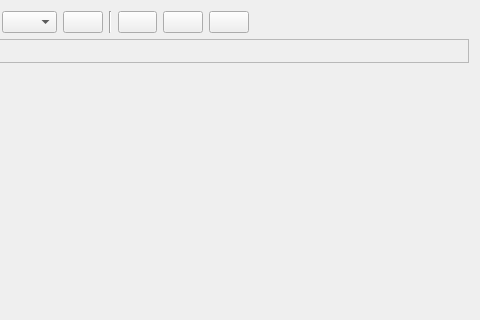
Old version of the form seq_qt5/forms/qperfeditframe64.ui in the repository ahlstromcj/sequencer64; both pictures show x 228 to 708 and y 0 to 320 of the 708 by 320 pixel window.
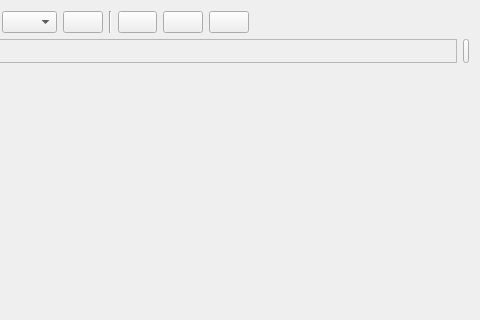
New version of the form. Custom widgets are drawn as their Qt base class.

The edit to the form file:
```diff
--- a/seq_qt5/forms/qperfeditframe64.ui
+++ b/seq_qt5/forms/qperfeditframe64.ui
@@ -343,6 +343,25 @@
        </widget>
       </widget>
      </item>
+     <item>
+      <widget class="QPushButton" name="dummyButton2">
+       <property name="minimumSize">
+        <size>
+         <width>6</width>
+         <height>24</height>
+        </size>
+       </property>
+       <property name="maximumSize">
+        <size>
+         <width>12</width>
+         <height>24</height>
+        </size>
+       </property>
+       <property name="text">
+        <string/>
+       </property>
+      </widget>
+     </item>
     </layout>
    </item>
    <item row="2" column="0">
```
Left out of the diff: 8 changed lines with no effect on the pictures.
